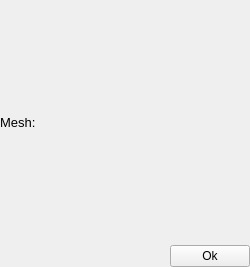
First picture: the form in bin/data/ui/mesh_preview.ui, repository realXtend/tundra, before the edit.
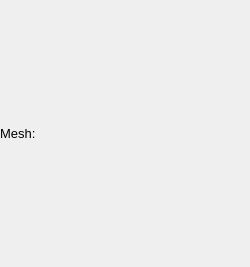
Second picture: the form after the edit.

Commit message: Remove obsolete ok buttons.

```diff
--- a/bin/data/ui/mesh_preview.ui
+++ b/bin/data/ui/mesh_preview.ui
@@ -40,28 +40,7 @@
     </layout>
    </item>
    <item>
-    <layout class="QHBoxLayout" name="horizontalLayout">
-     <item>
-      <spacer name="horizontalSpacer">
-       <property name="orientation">
-        <enum>Qt::Horizontal</enum>
-       </property>
-       <property name="sizeHint" stdset="0">
-        <size>
-         <width>40</width>
-         <height>20</height>
-        </size>
-       </property>
-      </spacer>
-     </item>
-     <item>
-      <widget class="QPushButton" name="okButton">
-       <property name="text">
-        <string>Ok</string>
-       </property>
-      </widget>
-     </item>
-    </layout>
+    <layout class="QHBoxLayout" name="horizontalLayout"/>
    </item>
   </layout>
  </widget>
```
The commit also changes 2 other files.
